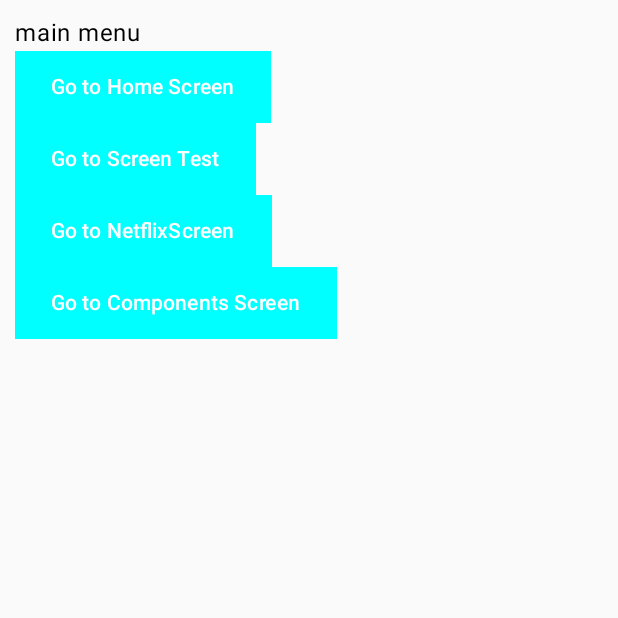
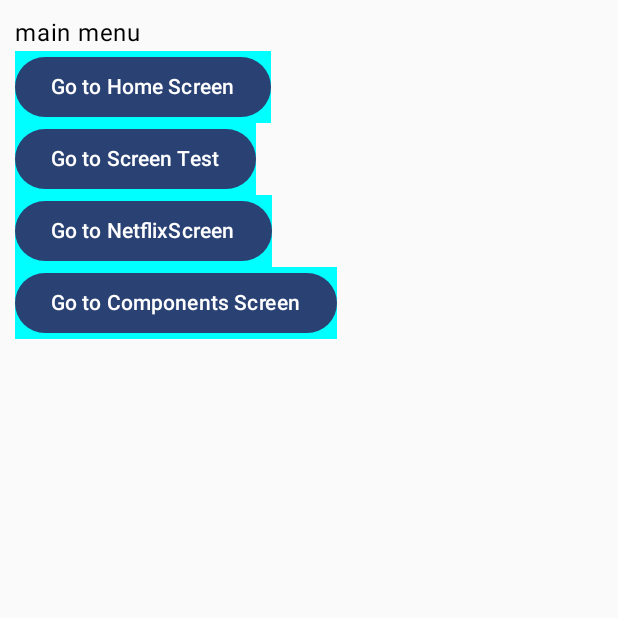
Before and after one commit to Dester909/LittleProjectAndroid, an Android app built with Jetpack Compose: the screen it shows after launch (MainActivity), on a phone screen of 412 x 824 dp, the top half of it. Run offline under Robolectric (Android 15) with nearby library versions, the light colour scheme and no system bars.

Commit message:
fixed theme buttons

```diff
--- a/app/src/main/java/com/example/littleprojectandroid/ui/theme/Theme.kt
+++ b/app/src/main/java/com/example/littleprojectandroid/ui/theme/Theme.kt
@@ -42,6 +42,10 @@
     content: @Composable () -> Unit
 ) {
     val colorScheme = when {
+        dynamicColor && Build.VERSION.SDK_INT >= Build.VERSION_CODES.S -> {
+            val context = LocalContext.current
+            if (darkTheme) dynamicDarkColorScheme(context) else dynamicLightColorScheme(context)
+        }
         darkTheme -> DarkColorScheme
         else -> LightColorScheme
     }
```
